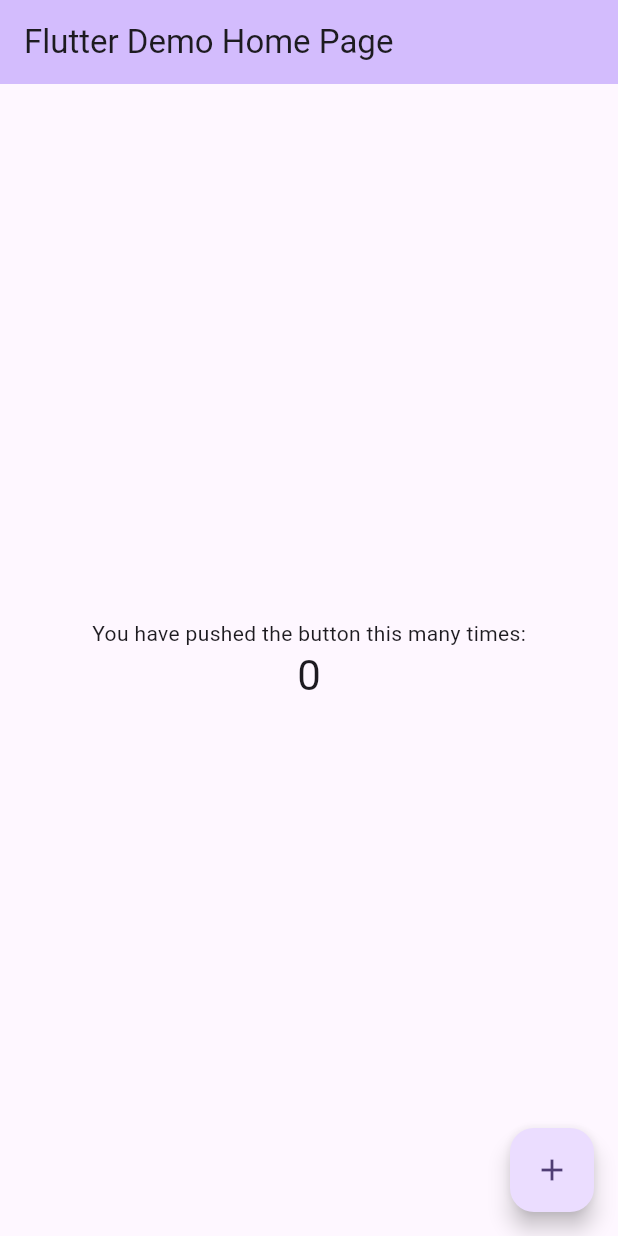
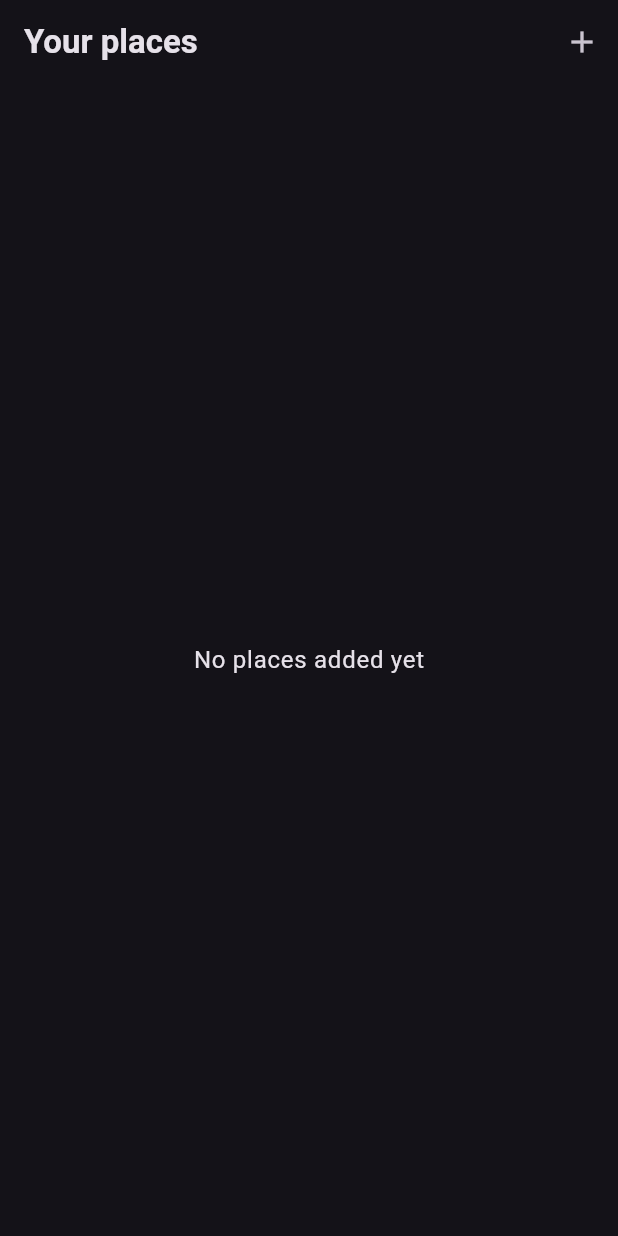
Before and after one commit to denickman/FavoritePlaces-app, a Flutter app: the screen it shows after launch, on a phone screen of 412 x 824 dp. Run offline on Flutter 3.47's test engine with Material 3 defaults, Android fonts, the phone set to English and light mode, and no system bars; our stand-ins replace flutter_riverpod, google_fonts.

Commit message:
Add riverpod and store new place using it

```diff
--- a/lib/main.dart
+++ b/lib/main.dart
@@ -1,122 +1,46 @@
+import 'package:favoriteplaces/screens/places.dart';
 import 'package:flutter/material.dart';
+import 'package:google_fonts/google_fonts.dart';
+import 'package:flutter_riverpod/flutter_riverpod.dart';
+
+final colorScheme = ColorScheme.fromSeed(
+  brightness: Brightness.dark,
+  seedColor: const Color.fromARGB(255, 102, 6, 247),
+  background: const Color.fromARGB(255, 56, 49, 66),
+);
+
+final theme = ThemeData().copyWith(
+  scaffoldBackgroundColor: colorScheme.surface,
+  colorScheme: colorScheme,
+  textTheme: GoogleFonts.ubuntuCondensedTextTheme().copyWith(
+    titleSmall: GoogleFonts.ubuntuCondensed(
+      fontWeight: FontWeight.bold,
+    ),
+    titleMedium: GoogleFonts.ubuntuCondensed(
+      fontWeight: FontWeight.bold,
+    ),
+    titleLarge: GoogleFonts.ubuntuCondensed(
+      fontWeight: FontWeight.bold,
+    ),
+  ),
+);
 
 void main() {
-  runApp(const MyApp());
+  runApp(
+      ProviderScope(child: const MyApp()),
+  );
 }
 
 class MyApp extends StatelessWidget {
+
   const MyApp({super.key});
 
-  // This widget is the root of your application.
   @override
   Widget build(BuildContext context) {
     return MaterialApp(
-      title: 'Flutter Demo',
-      theme: ThemeData(
-        // This is the theme of your application.
-        //
-        // TRY THIS: Try running your application with "flutter run". You'll see
-        // the application has a purple toolbar. Then, without quitting the app,
-        // try changing the seedColor in the colorScheme below to Colors.green
-        // and then invoke "hot reload" (save your changes or press the "hot
-        // reload" button in a Flutter-supported IDE, or press "r" if you used
-        // the command line to start the app).
-        //
-        // Notice that the counter didn't reset back to zero; the application
-        // state is not lost during the reload. To reset the state, use hot
-        // restart instead.
-        //
-        // This works for code too, not just values: Most code changes can be
-        // tested with just a hot reload.
-        colorScheme: ColorScheme.fromSeed(seedColor: Colors.deepPurple),
-      ),
-      home: const MyHomePage(title: 'Flutter Demo Home Page'),
+      title: 'Great Places',
+      theme: theme,
+      home: const PlacesScreen(),
     );
   }
 }
-
-class MyHomePage extends StatefulWidget {
-  const MyHomePage({super.key, required this.title});
-
-  // This widget is the home page of your application. It is stateful, meaning
-  // that it has a State object (defined below) that contains fields that affect
-  // how it looks.
-
-  // This class is the configuration for the state. It holds the values (in this
-  // case the title) provided by the parent (in this case the App widget) and
-  // used by the build method of the State. Fields in a Widget subclass are
-  // always marked "final".
-
-  final String title;
-
-  @override
-  State<MyHomePage> createState() => _MyHomePageState();
-}
-
-class _MyHomePageState extends State<MyHomePage> {
-  int _counter = 0;
-
-  void _incrementCounter() {
-    setState(() {
-      // This call to setState tells the Flutter framework that something has
-      // changed in this State, which causes it to rerun the build method below
-      // so that the display can reflect the updated values. If we changed
-      // _counter without calling setState(), then the build method would not be
-      // called again, and so nothing would appear to happen.
-      _counter++;
-    });
-  }
-
-  @override
-  Widget build(BuildContext context) {
-    // This method is rerun every time setState is called, for instance as done
-    // by the _incrementCounter method above.
-    //
-    // The Flutter framework has been optimized to make rerunning build methods
-    // fast, so that you can just rebuild anything that needs updating rather
-    // than having to individually change instances of widgets.
-    return Scaffold(
-      appBar: AppBar(
-        // TRY THIS: Try changing the color here to a specific color (to
-        // Colors.amber, perhaps?) and trigger a hot reload to see the AppBar
-        // change color while the other colors stay the same.
-        backgroundColor: Theme.of(context).colorScheme.inversePrimary,
-        // Here we take the value from the MyHomePage object that was created by
-        // the App.build method, and use it to set our appbar title.
-        title: Text(widget.title),
-      ),
-      body: Center(
-        // Center is a layout widget. It takes a single child and positions it
-        // in the middle of the parent.
-        child: Column(
-          // Column is also a layout widget. It takes a list of children and
-          // arranges them vertically. By default, it sizes itself to fit its
-          // children horizontally, and tries to be as tall as its parent.
-          //
-          // Column has various properties to control how it sizes itself and
-          // how it positions its children. Here we use mainAxisAlignment to
-          // center the children vertically; the main axis here is the vertical
-          // axis because Columns are vertical (the cross axis would be
-          // horizontal).
-          //
-          // TRY THIS: Invoke "debug painting" (choose the "Toggle Debug Paint"
-          // action in the IDE, or press "p" in the console), to see the
-          // wireframe for each widget.
-          mainAxisAlignment: MainAxisAlignment.center,
-          children: <Widget>[
-            const Text('You have pushed the button this many times:'),
-            Text(
-              '$_counter',
-              style: Theme.of(context).textTheme.headlineMedium,
-            ),
-          ],
-        ),
-      ),
-      floatingActionButton: FloatingActionButton(
-        onPressed: _incrementCounter,
-        tooltip: 'Increment',
-        child: const Icon(Icons.add),
-      ), // This trailing comma makes auto-formatting nicer for build methods.
-    );
-  }
-}
--- a/lib/models/place.dart
+++ b/lib/models/place.dart
@@ -0,0 +1,11 @@
+import 'package:uuid/uuid.dart';
+
+const uuid = Uuid();
+
+class Place {
+
+  Place({required this.title}) : id = uuid.v4();
+
+  final String id;
+  final String title;
+}
--- /dev/null
+++ b/lib/providers/user_places.dart
@@ -0,0 +1,15 @@
+import 'package:flutter_riverpod/flutter_riverpod.dart';
+import 'package:favoriteplaces/models/place.dart';
+
+class UserPlacesNotifier extends StateNotifier<List<Place>> {
+  UserPlacesNotifier() : super(const []);
+
+  void addPlace(String title) {
+    final newPlace = Place(title: title);
+    state = [newPlace, ...state];
+  }
+}
+
+final userPlacesProvider = StateNotifierProvider<UserPlacesNotifier, List<Place>>(
+  (ref) => UserPlacesNotifier()
+  );
--- a/lib/screens/places.dart
+++ b/lib/screens/places.dart
@@ -0,0 +1,33 @@
+import 'package:favoriteplaces/providers/user_places.dart';
+import 'package:favoriteplaces/widgets/places_list.dart';
+import 'package:favoriteplaces/screens/add_place.dart';
+
+import 'package:flutter/material.dart';
+import 'package:flutter_riverpod/flutter_riverpod.dart';
+
+class PlacesScreen extends ConsumerWidget {
+  const PlacesScreen({super.key});
+
+  @override
+  Widget build(BuildContext context, WidgetRef ref) {
+
+    final userPlaces = ref.watch(userPlacesProvider);
+
+    return Scaffold(
+      appBar: AppBar(
+        title: const Text('Your places'),
+        actions: [
+          IconButton(
+            icon: const Icon(Icons.add),
+            onPressed: () {
+              Navigator.of(context).push(
+                MaterialPageRoute(builder: (ctx) => const AddPlaceScreen()),
+              );
+            },
+          ),
+        ],
+      ),
+      body: PlacesList(places: userPlaces),
+    );
+  }
+}
--- a/lib/widgets/places_list.dart
+++ b/lib/widgets/places_list.dart
@@ -0,0 +1,40 @@
+import 'package:flutter/material.dart';
+import 'package:favoriteplaces/models/place.dart';
+
+class PlacesList extends StatelessWidget {
+  // ===== Init =====
+
+  const PlacesList({super.key, required this.places});
+
+  // ===== Properties =====
+
+  final List<Place> places;
+
+  // ===== Lifecycle =====
+
+  @override
+  Widget build(BuildContext context) {
+    if (places.isEmpty) {
+      return Center(
+        child: Text(
+          'No places added yet',
+          style: Theme.of(context).textTheme.bodyLarge!.copyWith(
+            color: Theme.of(context).colorScheme.onSurface,
+          ),
+        ),
+      );
+    }
+
+    return ListView.builder(
+      itemCount: places.length,
+      itemBuilder: (ctx, index) => ListTile(
+        title: Text(
+          places[index].title,
+          style: Theme.of(ctx).textTheme.titleMedium!.copyWith(
+            color: Theme.of(ctx).colorScheme.onSurface,
+          ),
+        ),
+      ),
+    );
+  }
+}
--- a/pubspec.yaml
+++ b/pubspec.yaml
@@ -36,6 +36,7 @@ dependencies:
   cupertino_icons: ^1.0.8
   google_fonts: ^6.3.1
   uuid: ^4.5.1
+  flutter_riverpod: ^2.6.1
 
 dev_dependencies:
   flutter_test:
```
Also changed, not shown: lib/screens/add_place.dart (+20 -8 lines), lib/screens/places_detail.dart (line endings or trailing spaces), pubspec.lock.
